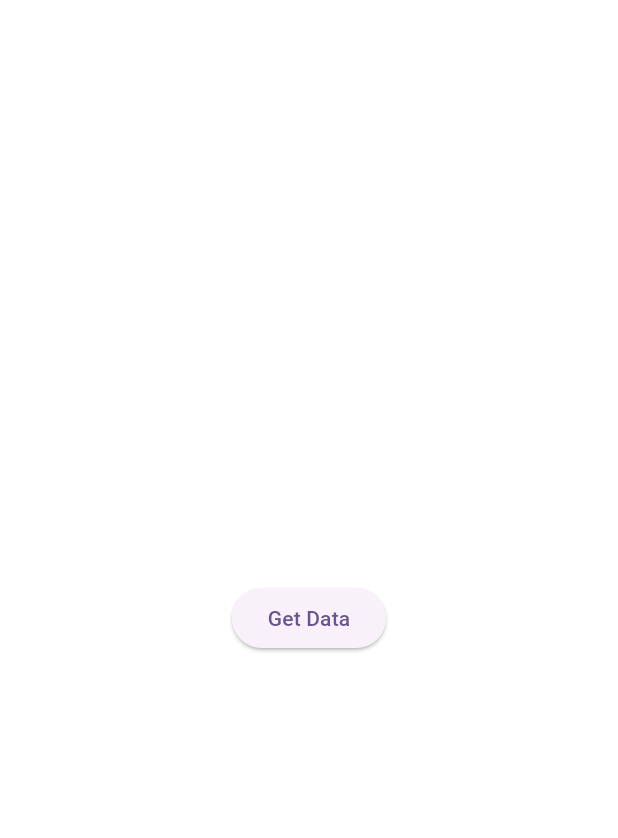
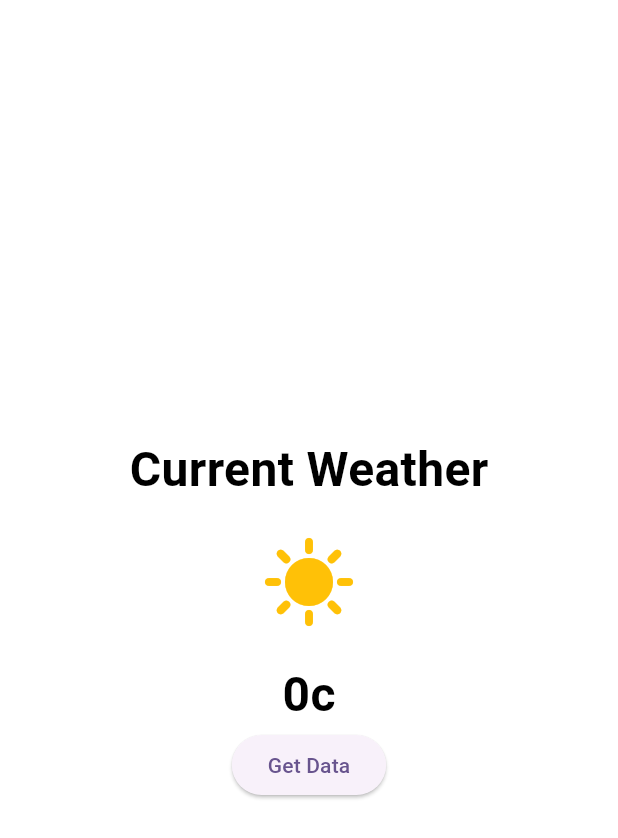
Before and after one commit to aymanemhd/weather-app, a Flutter app: the screen it shows after launch, on a phone screen of 412 x 824 dp. Shown: the top 838 px of the screen. Run offline on Flutter 3.47's test engine with Material 2 defaults, Android fonts, the phone set to English and light mode, and no system bars; our stand-ins replace dio.

Commit message:
design UI

```diff
--- a/lib/screens/weather.dart
+++ b/lib/screens/weather.dart
@@ -14,13 +14,18 @@ class _WeatherAppState extends State<WeatherApp> {
   @override
   Widget build(BuildContext context) {
     return Scaffold(
-      backgroundColor: const Color(0x212121),
+      backgroundColor:  const Color(0x212121),
       body: SafeArea(
         child: Center(
           child: Column(
             mainAxisAlignment: MainAxisAlignment.center,
             crossAxisAlignment: CrossAxisAlignment.center,
             children: [
+              Text("Current Weather", style: TextStyle(color: Colors.black,fontSize: 32, fontWeight: FontWeight.bold),),
+              SizedBox(height: 20.0,),
+              Icon(Icons.sunny, color: Colors.amber, size: 64,),
+              SizedBox(height: 20.0,),
+              Text("${weatherModel?.currentWeather["temperature"] != null ? weatherModel?.currentWeather["temperature"]:0}c", style: const TextStyle(color: Colors.black,fontSize: 32, fontWeight: FontWeight.bold),),
               ElevatedButton(
                   onPressed: () async {
                     print("call btn");
```
